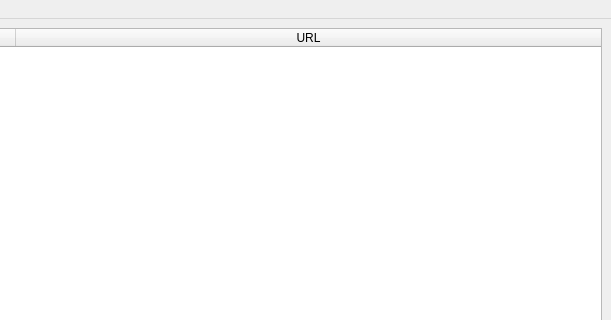
Above: UI/pandamonium_broken_links.ui from nurfalie/pandamonium before the change; both pictures show x 144 to 755 and y 0 to 320 of the 755 by 500 pixel window. Below: the same form after it.
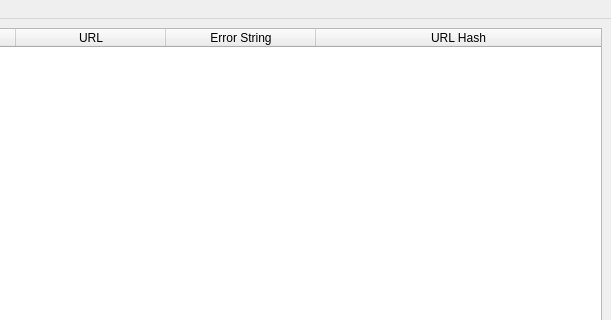
That is the form after the change. Icons and pictures are not drawn.

Commit message: Broken links work.

```diff
--- a/UI/pandamonium_broken_links.ui
+++ b/UI/pandamonium_broken_links.ui
@@ -33,6 +33,9 @@
       <property name="horizontalScrollMode">
        <enum>QAbstractItemView::ScrollPerPixel</enum>
       </property>
+      <property name="sortingEnabled">
+       <bool>true</bool>
+      </property>
       <attribute name="horizontalHeaderDefaultSectionSize">
        <number>150</number>
       </attribute>
@@ -52,6 +55,16 @@
         <string>URL</string>
        </property>
       </column>
+      <column>
+       <property name="text">
+        <string>Error String</string>
+       </property>
+      </column>
+      <column>
+       <property name="text">
+        <string>URL Hash</string>
+       </property>
+      </column>
      </widget>
     </item>
     <item>
```
Left out of the diff: 2 changed lines with no effect on the pictures. The commit also changes 2 other files.
